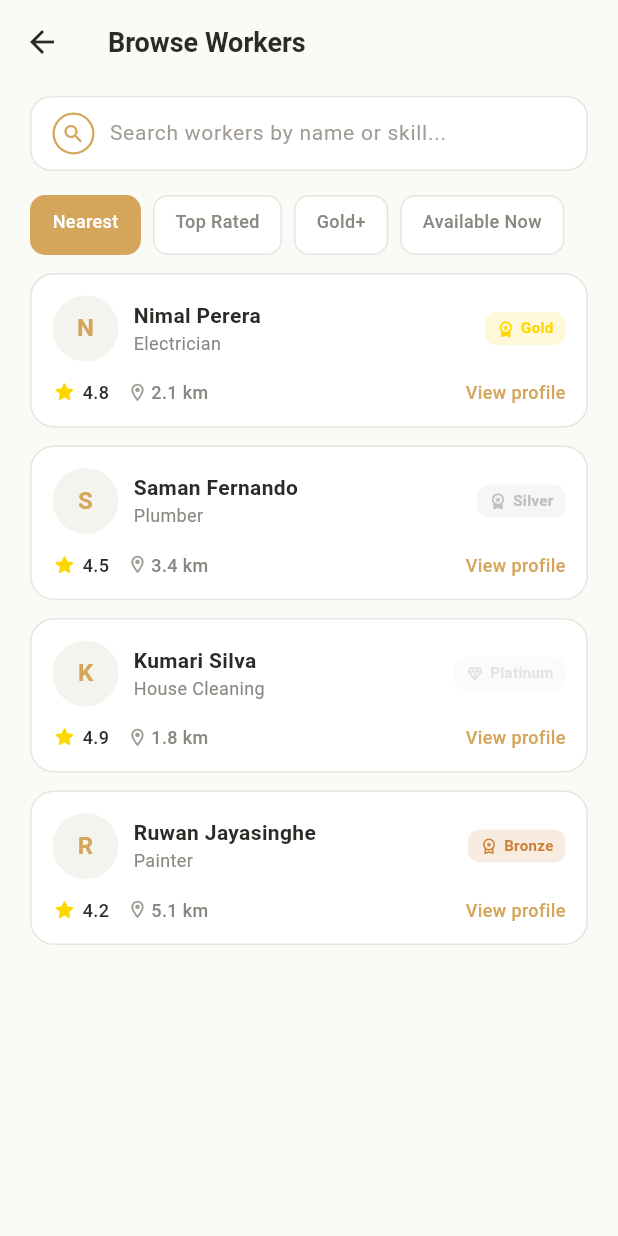
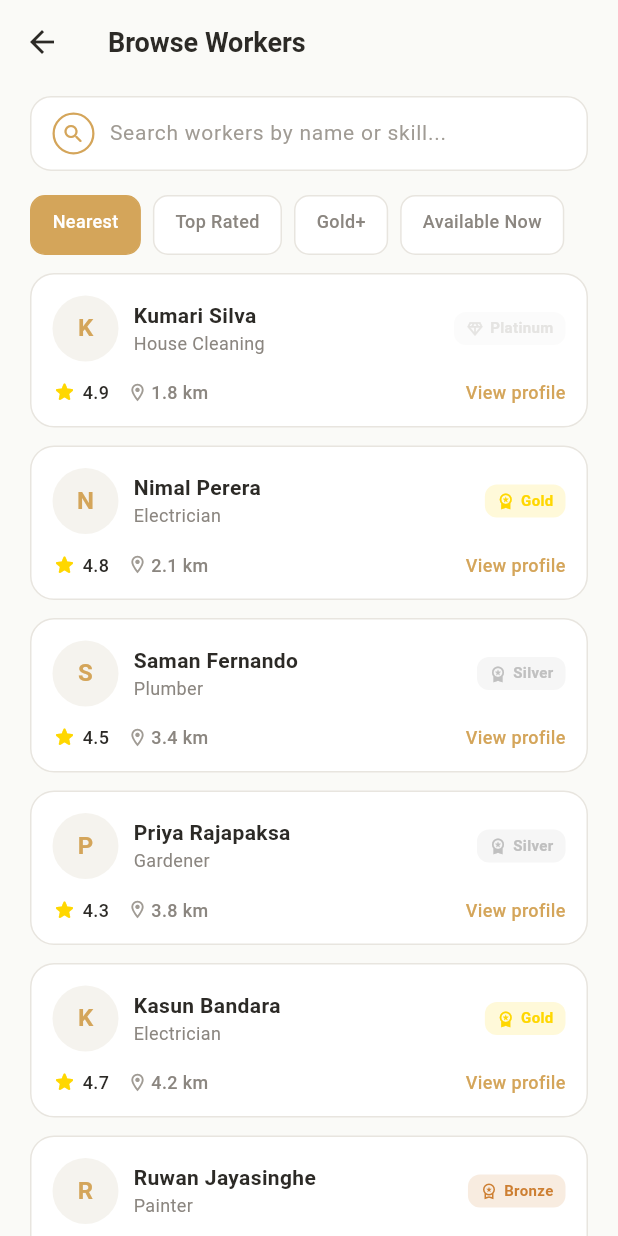
Before and after one commit to NSBM-SE-Projects/doer, a Flutter app: the BrowseWorkersScreen screen opened by its route, on a phone screen of 412 x 824 dp. Run offline on Flutter 3.47's test engine with Material 3 defaults, Android fonts, the phone set to English and light mode, and no system bars; our stand-ins replace firebase_auth, firebase_core; accounts and stored records are empty; Roboto replaces fonts that are missing (PlusJakartaSans).

Commit message:
fix(customer): make all worker cards clickable and filter buttons functional in browse workers

```diff
--- a/apps/mobile-customer/lib/features/workers/screens/worker_screens.dart
+++ b/apps/mobile-customer/lib/features/workers/screens/worker_screens.dart
@@ -386,18 +386,59 @@ class _ReviewCard extends StatelessWidget {
 // ──────────────────────────────────────────────────────────────
 // BROWSE WORKERS SCREEN
 // List of workers with search bar and filter chips.
-// Filters: Nearest, Top Rated, Gold+, Available Now
+// All worker cards navigate to WorkerProfileScreen.
+// Filter chips filter the list by category.
 // ──────────────────────────────────────────────────────────────
-class BrowseWorkersScreen extends StatelessWidget {
+class BrowseWorkersScreen extends StatefulWidget {
   final String? categoryFilter;
   const BrowseWorkersScreen({super.key, this.categoryFilter});
 
   @override
+  State<BrowseWorkersScreen> createState() => _BrowseWorkersScreenState();
+}
+
+class _BrowseWorkersScreenState extends State<BrowseWorkersScreen> {
+  String _selectedFilter = 'Nearest';
+
+  // Mock worker data — will be replaced by API data later
+  final List<Map<String, dynamic>> _allWorkers = [
+    {'name': 'Nimal Perera', 'skill': 'Electrician', 'badge': 'gold', 'rating': 4.8, 'distance': 2.1},
+    {'name': 'Saman Fernando', 'skill': 'Plumber', 'badge': 'silver', 'rating': 4.5, 'distance': 3.4},
+    {'name': 'Kumari Silva', 'skill': 'House Cleaning', 'badge': 'platinum', 'rating': 4.9, 'distance': 1.8},
+    {'name': 'Ruwan Jayasinghe', 'skill': 'Painter', 'badge': 'bronze', 'rating': 4.2, 'distance': 5.1},
+    {'name': 'Kasun Bandara', 'skill': 'Electrician', 'badge': 'gold', 'rating': 4.7, 'distance': 4.2},
+    {'name': 'Priya Rajapaksa', 'skill': 'Gardener', 'badge': 'silver', 'rating': 4.3, 'distance': 3.8},
+  ];
+
+  List<Map<String, dynamic>> get _filteredWorkers {
+    var workers = List<Map<String, dynamic>>.from(_allWorkers);
+
+    switch (_selectedFilter) {
+      case 'Nearest':
+        workers.sort((a, b) => (a['distance'] as double).compareTo(b['distance'] as double));
+        break;
+      case 'Top Rated':
+        workers.sort((a, b) => (b['rating'] as double).compareTo(a['rating'] as double));
+        break;
+      case 'Gold+':
+        workers = workers.where((w) => w['badge'] == 'gold' || w['badge'] == 'platinum').toList();
+        break;
+      case 'Available Now':
+        // For now show all — will filter by real availability from API later
+        break;
+    }
+
+    return workers;
+  }
+
+  @override
   Widget build(BuildContext context) {
+    final workers = _filteredWorkers;
+
     return Scaffold(
       backgroundColor: AppColors.background,
       appBar: AppBar(
-        title: Text(categoryFilter ?? 'Browse Workers'),
+        title: Text(widget.categoryFilter ?? 'Browse Workers'),
       ),
       body: Column(
         children: [
@@ -416,29 +457,60 @@ class BrowseWorkersScreen extends StatelessWidget {
             child: ListView(
               scrollDirection: Axis.horizontal,
               padding: const EdgeInsets.symmetric(horizontal: 20),
-              children: [
-                _FilterChip(label: 'Nearest', selected: true),
-                const SizedBox(width: 8),
-                _FilterChip(label: 'Top Rated'),
-                const SizedBox(width: 8),
-                _FilterChip(label: 'Gold+'),
-                const SizedBox(width: 8),
-                _FilterChip(label: 'Available Now'),
-              ],
+              children: ['Nearest', 'Top Rated', 'Gold+', 'Available Now']
+                  .map((filter) => Padding(
+                        padding: const EdgeInsets.only(right: 8),
+                        child: GestureDetector(
+                          onTap: () => setState(() => _selectedFilter = filter),
+                          child: Container(
+                            padding: const EdgeInsets.symmetric(
+                                horizontal: 14, vertical: 8),
+                            decoration: BoxDecoration(
+                              color: _selectedFilter == filter
+                                  ? AppColors.primary
+                                  : AppColors.surface,
+                              borderRadius: BorderRadius.circular(10),
+                              border: Border.all(
+                                color: _selectedFilter == filter
+                                    ? AppColors.primary
+                                    : AppColors.border,
+                              ),
+                            ),
+                            child: Text(
+                              filter,
+                              style: AppTypography.labelMedium.copyWith(
+                                color: _selectedFilter == filter
+                                    ? Colors.white
+                                    : AppColors.textSecondary,
+                              ),
+                            ),
+                          ),
+                        ),
+                      ))
+                  .toList(),
             ),
           ),
           const SizedBox(height: 12),
-          // Worker list
+          // Worker list — every card navigates to profile
           Expanded(
-            child: ListView(
+            child: workers.isEmpty
+                ? const EmptyState(
+                    icon: '🔍',
+                    title: 'No workers found',
+                    subtitle: 'Try a different filter.',
+                  )
+                : ListView.separated(
                     padding: const EdgeInsets.symmetric(horizontal: 20),
-              children: [
-                WorkerCard(
-                  name: 'Nimal Perera',
-                  skill: 'Electrician',
-                  badge: BadgeLevel.gold,
-                  rating: 4.8,
-                  distance: 2.1,
+                    itemCount: workers.length,
+                    separatorBuilder: (_, __) => const SizedBox(height: 12),
+                    itemBuilder: (context, index) {
+                      final w = workers[index];
+                      return WorkerCard(
+                        name: w['name'],
+                        skill: w['skill'],
+                        badge: w['badge'],
+                        rating: w['rating'],
+                        distance: w['distance'],
                         onTap: () {
                           Navigator.push(
                             context,
@@ -446,35 +518,8 @@ class BrowseWorkersScreen extends StatelessWidget {
                                 builder: (_) => const WorkerProfileScreen()),
                           );
                         },
-                ),
-                const SizedBox(height: 12),
-                WorkerCard(
-                  name: 'Saman Fernando',
-                  skill: 'Plumber',
-                  badge: BadgeLevel.silver,
-                  rating: 4.5,
-                  distance: 3.4,
-                  onTap: () {},
-                ),
-                const SizedBox(height: 12),
-                WorkerCard(
-                  name: 'Kumari Silva',
-                  skill: 'House Cleaning',
-                  badge: BadgeLevel.platinum,
-                  rating: 4.9,
-                  distance: 1.8,
-                  onTap: () {},
-                ),
-                const SizedBox(height: 12),
-                WorkerCard(
-                  name: 'Ruwan Jayasinghe',
-                  skill: 'Painter',
-                  badge: BadgeLevel.bronze,
-                  rating: 4.2,
-                  distance: 5.1,
-                  onTap: () {},
-                ),
-              ],
+                      );
+                    },
                   ),
           ),
         ],
@@ -482,30 +527,3 @@ class BrowseWorkersScreen extends StatelessWidget {
     );
   }
 }
-
-// Filter chip widget
-class _FilterChip extends StatelessWidget {
-  final String label;
-  final bool selected;
-  const _FilterChip({required this.label, this.selected = false});
-
-  @override
-  Widget build(BuildContext context) {
-    return Container(
-      padding: const EdgeInsets.symmetric(horizontal: 14, vertical: 8),
-      decoration: BoxDecoration(
-        color: selected ? AppColors.primary : AppColors.surface,
-        borderRadius: BorderRadius.circular(10),
-        border: Border.all(
-          color: selected ? AppColors.primary : AppColors.border,
-        ),
-      ),
-      child: Text(
-        label,
-        style: AppTypography.labelMedium.copyWith(
-          color: selected ? Colors.white : AppColors.textSecondary,
-        ),
-      ),
-    );
-  }
-}
```
Lines whose indentation alone changed are shown as unchanged.
